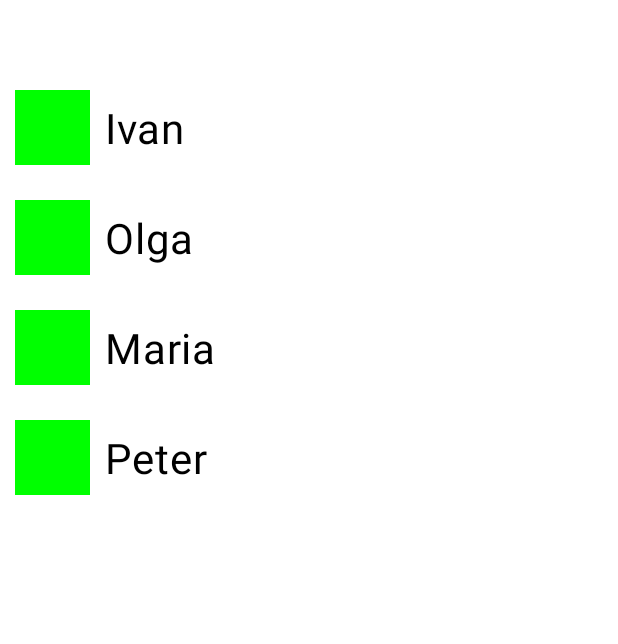
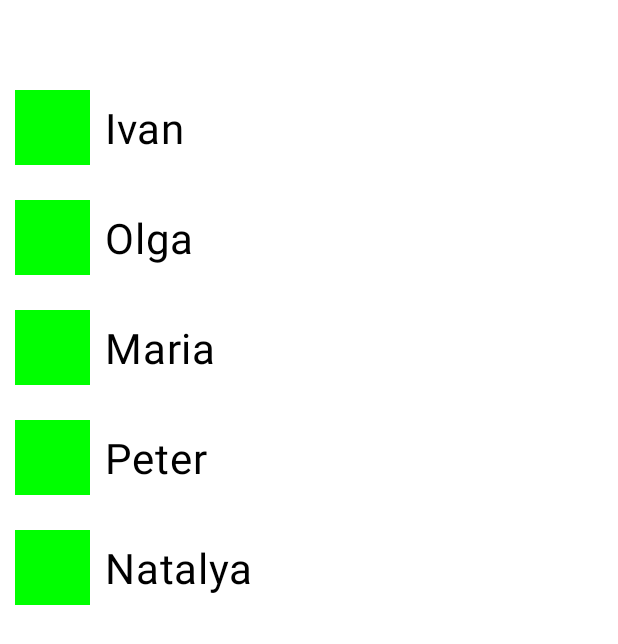
Before and after one commit to pavlentytest/list_1926, an Android app built with Jetpack Compose: the @Preview function GreetingPreview2, on a phone screen of 412 x 824 dp. Shown: the top 644 px of the screen. Run offline under Robolectric (Android 15) with nearby library versions, the phone set to English and light mode, and no system bars.

Commit message:
Add new student item

```diff
--- a/app/src/main/java/com/example/myapplication/MainActivity.kt
+++ b/app/src/main/java/com/example/myapplication/MainActivity.kt
@@ -60,7 +60,8 @@ fun GreetingPreview2() {
             listOf(Student("Ivan",20),
                 Student("Olga",19),
                 Student("Maria",18),
-                Student("Peter", 21)
+                Student("Peter", 21),
+                Student(name="Natalya",age=20)
             )
         Column(modifier = Modifier.padding(vertical = 50.dp)){
             for(s in students){
```
